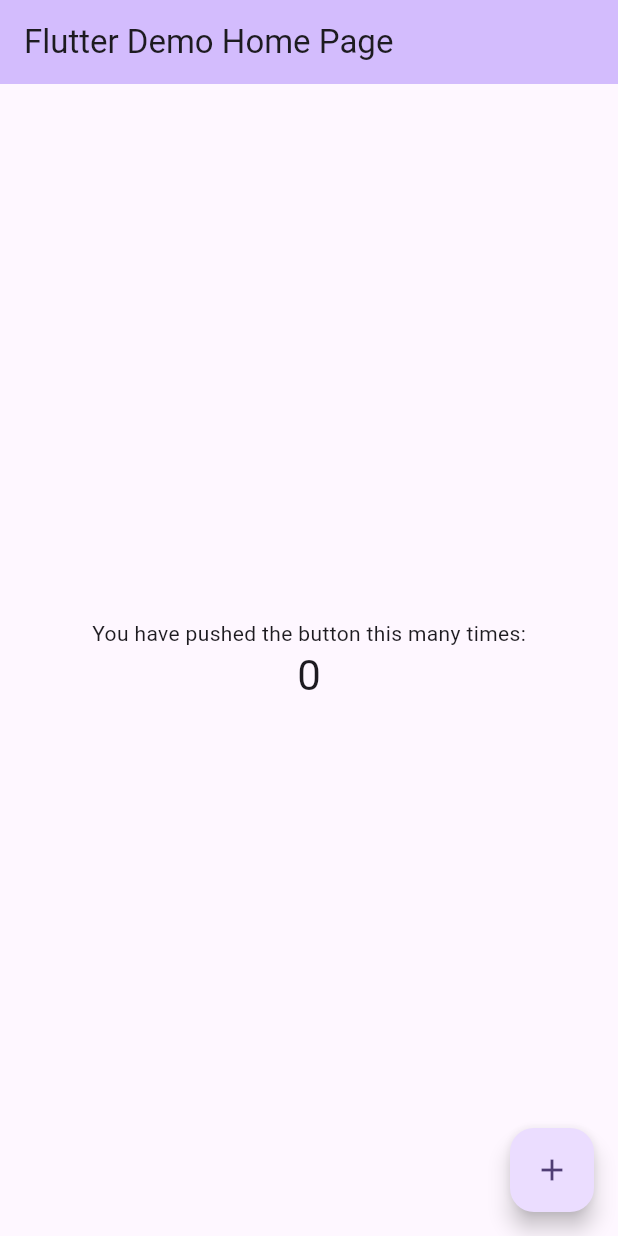
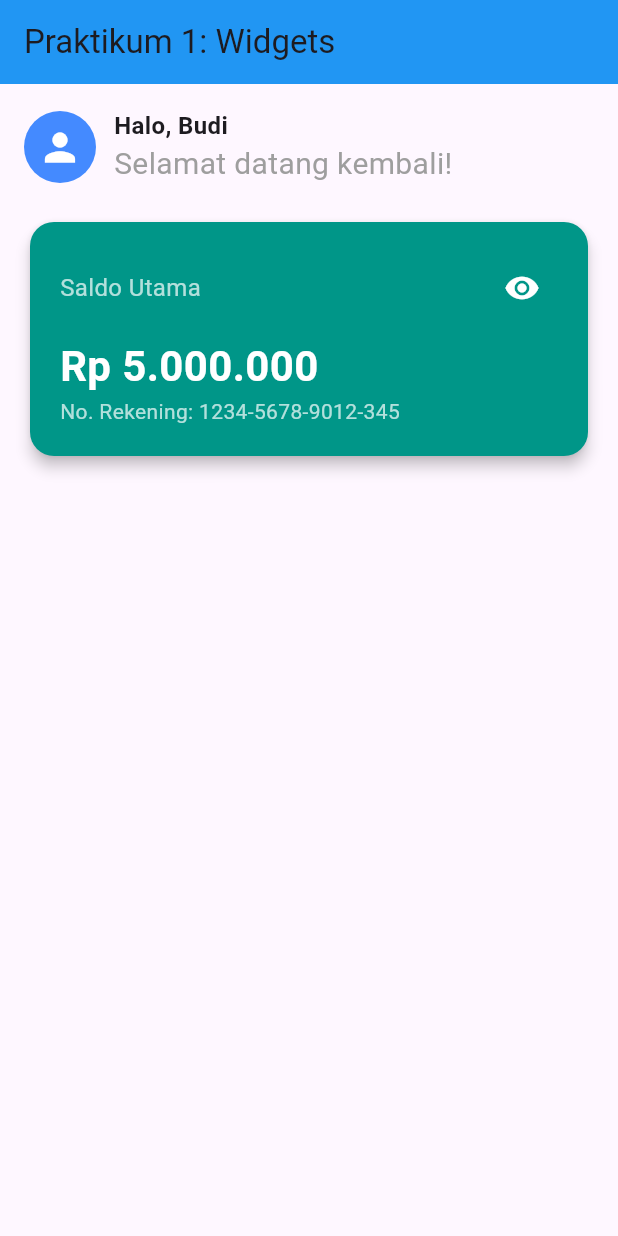
Before and after one commit to alfarisauliarahman/2411533006_AlfarisAuliaRahman_AplikasiMobile_A, a Flutter app: the screen it shows after launch, on a phone screen of 412 x 824 dp. Run offline on Flutter 3.47's test engine with Material 3 defaults, Android fonts, the phone set to English and light mode, and no system bars.

Commit message:
feat: add praktikum 2 widgets

```diff
--- a/lib/main.dart
+++ b/lib/main.dart
@@ -4,118 +4,168 @@ void main() {
   runApp(const MyApp());
 }
 
+// 1. WIDGET UTAMA
+
 class MyApp extends StatelessWidget {
   const MyApp({super.key});
 
-  // This widget is the root of your application.
   @override
   Widget build(BuildContext context) {
     return MaterialApp(
-      title: 'Flutter Demo',
+      debugShowCheckedModeBanner: false,
+      title: 'Expense Tracker',
       theme: ThemeData(
-        // This is the theme of your application.
-        //
-        // TRY THIS: Try running your application with "flutter run". You'll see
-        // the application has a purple toolbar. Then, without quitting the app,
-        // try changing the seedColor in the colorScheme below to Colors.green
-        // and then invoke "hot reload" (save your changes or press the "hot
-        // reload" button in a Flutter-supported IDE, or press "r" if you used
-        // the command line to start the app).
-        //
-        // Notice that the counter didn't reset back to zero; the application
-        // state is not lost during the reload. To reset the state, use hot
-        // restart instead.
-        //
-        // This works for code too, not just values: Most code changes can be
-        // tested with just a hot reload.
-        colorScheme: .fromSeed(seedColor: Colors.deepPurple),
+        primarySwatch: Colors.blue,
       ),
-      home: const MyHomePage(title: 'Flutter Demo Home Page'),
+      home: const DashboardScreen(), // Halaman awal aplikasi
     );
   }
 }
 
-class MyHomePage extends StatefulWidget {
-  const MyHomePage({super.key, required this.title});
+// 2. HALAMAN UTAMA (Scaffold)
 
-  // This widget is the home page of your application. It is stateful, meaning
-  // that it has a State object (defined below) that contains fields that affect
-  // how it looks.
-
-  // This class is the configuration for the state. It holds the values (in this
-  // case the title) provided by the parent (in this case the App widget) and
-  // used by the build method of the State. Fields in a Widget subclass are
-  // always marked "final".
-
-  final String title;
+class DashboardScreen extends StatelessWidget {
+  const DashboardScreen({super.key});
 
   @override
-  State<MyHomePage> createState() => _MyHomePageState();
+  Widget build(BuildContext context) {
+    return Scaffold(
+      appBar: AppBar(
+        title: const Text('Praktikum 1: Widgets'),
+        backgroundColor: Colors.blue,
+      ),
+      // pAdding untuk memberikan jarak dari tepi layar
+      body: const Padding(
+        padding: EdgeInsets.all(16.0),
+        child: Column(
+          crossAxisAlignment:CrossAxisAlignment.start,
+          children: [
+            GreetingWidget(),   // Memanggil StatelessWidget
+            SizedBox(height: 20.0), // Jarak Vertikal
+            BalanceCardWidget(), // Memanggil StatefulWidget
+          ],
+        ),
+      ),
+    );
+  }
 }
 
-class _MyHomePageState extends State<MyHomePage> {
-  int _counter = 0;
+// 3. STATELESS WIDGET (Sapaan Pengguna)
 
-  void _incrementCounter() {
+class GreetingWidget extends StatelessWidget {
+  const GreetingWidget({super.key});
+
+  @override
+  Widget build(BuildContext context) {
+    return const Row(
+      children: [
+        // Ikon Profil
+        CircleAvatar(
+          radius: 24,
+          backgroundColor: Colors.blueAccent,
+          child: Icon(Icons.person, size: 30, color: Colors.white),
+        ),
+        SizedBox(width: 12.0),
+        // Teks Sapaan
+        Column(
+          crossAxisAlignment: CrossAxisAlignment.start,
+          children: [
+            Text(
+              'Halo, Budi',
+              style: TextStyle(
+                fontSize: 16,
+                fontWeight: FontWeight.bold
+                ),
+            ),
+            Text(
+              'Selamat datang kembali!',
+              style: TextStyle(
+                fontSize: 20,
+                color: Colors.grey
+              ),
+            ),
+          ],
+        ),
+      ],
+    );
+  }
+}
+
+// 4. STATEFUL WIDGET (Kartu Saldo dengan Toggle)
+
+class BalanceCardWidget extends StatefulWidget {
+  const BalanceCardWidget({super.key});
+
+  @override
+  _BalanceCardWidgetState createState() => _BalanceCardWidgetState();
+}
+
+class _BalanceCardWidgetState extends State<BalanceCardWidget> {
+  // Variabel State: Menyimpan status apakah saldo terlihat atau disensor
+  bool _isBalanceVisible = true;
+
+  // Fungsi untuk mengubah state
+  void _toggleVisibility() {
     setState(() {
-      // This call to setState tells the Flutter framework that something has
-      // changed in this State, which causes it to rerun the build method below
-      // so that the display can reflect the updated values. If we changed
-      // _counter without calling setState(), then the build method would not be
-      // called again, and so nothing would appear to happen.
-      _counter++;
+      _isBalanceVisible = !_isBalanceVisible; // Membalik nilai boolean (true <-> false)
     });
   }
 
   @override
   Widget build(BuildContext context) {
-    // This method is rerun every time setState is called, for instance as done
-    // by the _incrementCounter method above.
-    //
-    // The Flutter framework has been optimized to make rerunning build methods
-    // fast, so that you can just rebuild anything that needs updating rather
-    // than having to individually change instances of widgets.
-    return Scaffold(
-      appBar: AppBar(
-        // TRY THIS: Try changing the color here to a specific color (to
-        // Colors.amber, perhaps?) and trigger a hot reload to see the AppBar
-        // change color while the other colors stay the same.
-        backgroundColor: Theme.of(context).colorScheme.inversePrimary,
-        // Here we take the value from the MyHomePage object that was created by
-        // the App.build method, and use it to set our appbar title.
-        title: Text(widget.title),
+    return Card(
+      elevation: 4,
+      shape: RoundedRectangleBorder(
+        borderRadius: BorderRadius.circular(16.0),
       ),
-      body: Center(
-        // Center is a layout widget. It takes a single child and positions it
-        // in the middle of the parent.
+      color: Colors.teal, // Warna latar belakang kartu
+      child: Padding(
+        padding: const EdgeInsets.all(20.0),
         child: Column(
-          // Column is also a layout widget. It takes a list of children and
-          // arranges them vertically. By default, it sizes itself to fit its
-          // children horizontally, and tries to be as tall as its parent.
-          //
-          // Column has various properties to control how it sizes itself and
-          // how it positions its children. Here we use mainAxisAlignment to
-          // center the children vertically; the main axis here is the vertical
-          // axis because Columns are vertical (the cross axis would be
-          // horizontal).
-          //
-          // TRY THIS: Invoke "debug painting" (choose the "Toggle Debug Paint"
-          // action in the IDE, or press "p" in the console), to see the
-          // wireframe for each widget.
-          mainAxisAlignment: .center,
+          crossAxisAlignment: CrossAxisAlignment.start,
           children: [
-            const Text('You have pushed the button this many times:'),
+            // Baris atau kartu: Teks "Saldo Utama" & Tombol Ikon
+            Row(
+              mainAxisAlignment: MainAxisAlignment.spaceBetween,
+              children: [
+                const Text(
+                  'Saldo Utama',
+                  style: TextStyle(
+                    fontSize: 16,
+                    color: Colors.white70,
+                  ),
+                ),
+                // Tombol Mata
+                IconButton(
+                  icon: Icon(
+                    // Logika if-else singkat (Ternary Operator)
+                    _isBalanceVisible ? Icons.visibility : Icons.visibility_off,
+                    color: Colors.white,
+                  ),
+                  onPressed: _toggleVisibility, // Memanggil fungsi untuk state
+                ),
+              ],
+            ),
+            const SizedBox(height: 8),
+            // Teks Nominal Saldo
             Text(
-              '$_counter',
-              style: Theme.of(context).textTheme.headlineMedium,
+              // Lofika if-else untuk menampilkan saldo atau sendor
+              _isBalanceVisible ? 'Rp 5.000.000' : 'Rp *********',
+              style: const TextStyle(
+                fontSize: 28,
+                fontWeight: FontWeight.bold,
+                color: Colors.white,
+              ),
             ),
+            Text(
+              'No. Rekening: 1234-5678-9012-345',
+              style: const TextStyle(
+                fontSize: 14,
+                color: Colors.white70,
+              ),
+            )
           ],
         ),
-      ),
-      floatingActionButton: FloatingActionButton(
-        onPressed: _incrementCounter,
-        tooltip: 'Increment',
-        child: const Icon(Icons.add),
       ),
     );
   }
```
